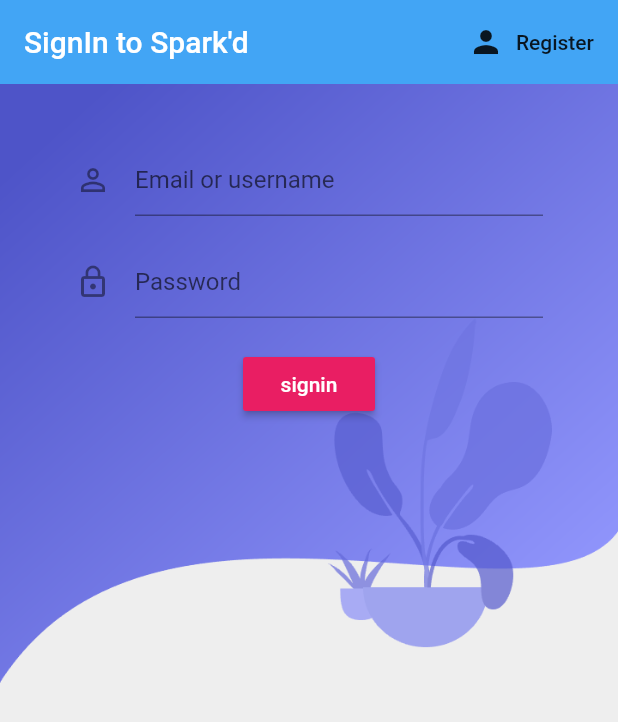
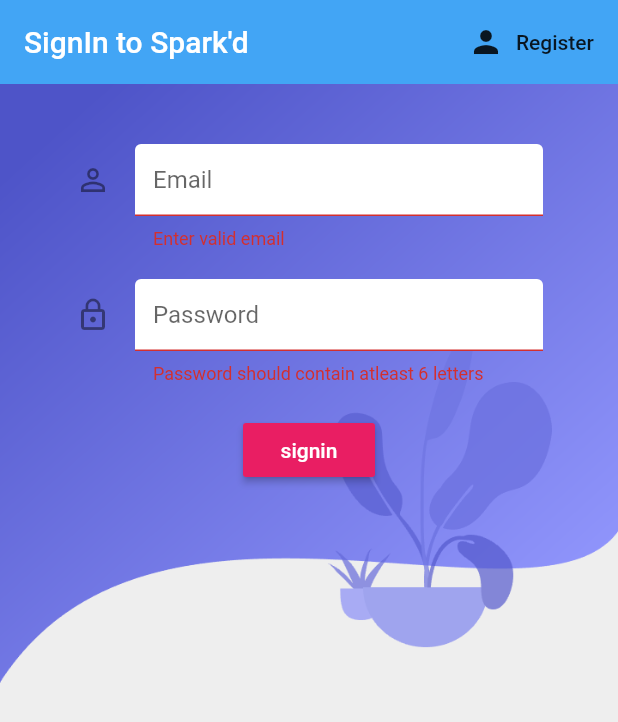
Before and after one commit to swathythadukkassery/sparkd, a Flutter app: the screen it shows after launch, after a tap on "signin", on a phone screen of 412 x 824 dp. Shown: the top 722 px of the screen. Run offline on Flutter 3.47's test engine with Material 2 defaults, Android fonts, the phone set to English and light mode, and no system bars; our stand-ins replace firebase_auth; accounts and stored records are empty.

Commit message:
login updated

```diff
--- a/lib/pages/authenticate/sign_in.dart
+++ b/lib/pages/authenticate/sign_in.dart
@@ -1,5 +1,6 @@
 import 'package:flutter/material.dart';
 import 'package:tictoc/services/auth.dart';
+import 'package:tictoc/shared/constants.dart';
 
 class SignIn extends StatefulWidget {
   final Function toggleView;
@@ -11,9 +12,11 @@ class SignIn extends StatefulWidget {
 class _SignInState extends State<SignIn> {
   @override
   final AuthService _auth = AuthService();
+  final _formKey = GlobalKey<FormState>();
   //text state
   String email = '';
   String password = '';
+  String error = '';
 
   Widget build(BuildContext context) {
     return Scaffold(
@@ -41,25 +44,30 @@ class _SignInState extends State<SignIn> {
             child: Container(
                 padding: EdgeInsets.symmetric(vertical: 20.0, horizontal: 50.0),
                 child: Form(
+                  key: _formKey,
                   child: Column(
                     children: <Widget>[
                       SizedBox(height: 20.0),
                       TextFormField(
-                        style: TextStyle(color: Colors.white),
-                        decoration: InputDecoration(
-                            icon: Icon(Icons.person_outline),
-                            hintText: "Email or username"),
+                        validator: (val) =>
+                            val.isEmpty ? 'Enter valid email' : null,
+                        style: TextStyle(color: Colors.black),
+                        decoration: textInputDecoration.copyWith(
+                            hintText: 'Email',
+                            icon: Icon(Icons.person_outline)),
                         onChanged: (val) {
                           setState(() => email = val);
                         },
                       ),
                       SizedBox(height: 20.0),
                       TextFormField(
-                        style: TextStyle(color: Colors.white),
-                        decoration: InputDecoration(
-                          icon: Icon(Icons.lock_outline),
-                          hintText: "Password",
-                        ),
+                        validator: (val) => val.length < 6
+                            ? 'Password should contain atleast 6 letters'
+                            : null,
+                        style: TextStyle(color: Colors.black),
+                        decoration: textInputDecoration.copyWith(
+                            hintText: 'Password',
+                            icon: Icon(Icons.lock_outline)),
                         obscureText: true,
                         onChanged: (val) {
                           setState(() => password = val);
@@ -72,7 +80,22 @@ class _SignInState extends State<SignIn> {
                           'signin',
                           style: TextStyle(color: Colors.white),
                         ),
-                        onPressed: () async {},
+                        onPressed: () async {
+                          if (_formKey.currentState.validate()) {
+                            print('valid');
+                            dynamic result = await _auth
+                                .signInWithEmailAndPassword(email, password);
+                            if (result == null) {
+                              setState(() => error =
+                                  'could not signin with those credentials');
+                            }
+                          }
+                        },
+                      ),
+                      SizedBox(height: 12.0),
+                      Text(
+                        error,
+                        style: TextStyle(color: Colors.amber, fontSize: 14.0),
                       ),
                     ],
                   ),
--- /dev/null
+++ b/lib/shared/constants.dart
@@ -0,0 +1,14 @@
+import 'package:flutter/material.dart';
+
+const textInputDecoration = InputDecoration(
+  fillColor: Colors.white,
+  filled: true,
+  enabledBorder: OutlineInputBorder(
+    borderSide: BorderSide(color: Colors.white, width: 2.0),
+    //borderRadius: BorderRadius.circular(5.0),
+  ),
+  focusedBorder: OutlineInputBorder(
+    borderSide: BorderSide(color: Colors.red, width: 2.0),
+    //borderRadius: BorderRadius.circular(4.0),
+  ),
+);
```
Also changed, not shown: lib/pages/authenticate/register.dart (+27 -9 lines), lib/services/auth.dart (+26 -0 lines).
